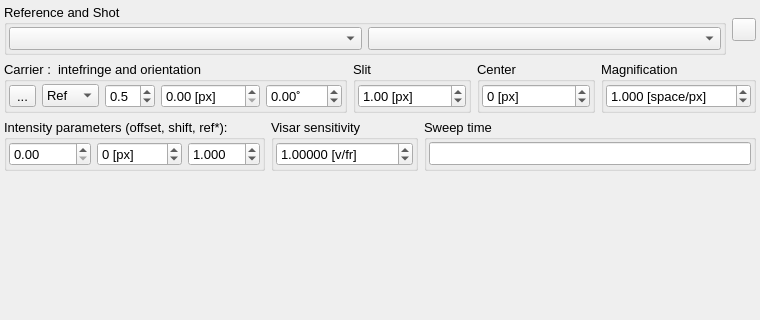
Before: the Qt Designer form plugins/Visar/VisarSettings.ui in NeutrinoToolkit/Neutrino, drawn with Qt 5; both pictures show x 0 to 760 and y 0 to 320 of the 760 by 494 pixel window.
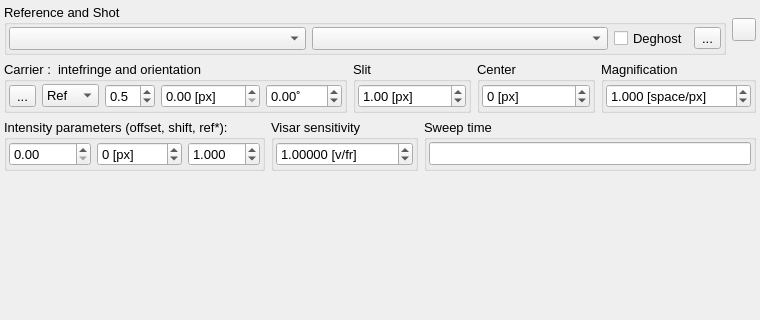
After: the same form once the commit is applied. Icons and pictures are not drawn. Custom widgets are drawn as their Qt base class.

Commit message: Visar: added ghost fringe remove tool

```diff
--- a/plugins/Visar/VisarSettings.ui
+++ b/plugins/Visar/VisarSettings.ui
@@ -189,7 +189,7 @@
          </item>
          <item row="0" column="0" colspan="4">
           <widget class="QWidget" name="widget_3" native="true">
-           <layout class="QHBoxLayout" name="horizontalLayout_3" stretch="1,0">
+           <layout class="QHBoxLayout" name="horizontalLayout_3" stretch="0,0">
             <property name="leftMargin">
              <number>0</number>
             </property>
@@ -212,7 +212,7 @@
               <property name="title">
                <string>Reference and Shot</string>
               </property>
-              <layout class="QGridLayout" name="gridLayout" columnstretch="0,0">
+              <layout class="QGridLayout" name="gridLayout" columnstretch="1,1,0,0,0">
                <property name="leftMargin">
                 <number>2</number>
                </property>
@@ -245,6 +245,30 @@
                  </property>
                 </widget>
                </item>
+               <item row="0" column="3">
+                <widget class="QCheckBox" name="DeghostCheck">
+                 <property name="text">
+                  <string>Deghost</string>
+                 </property>
+                 <property name="neutrinoSave" stdset="0">
+                  <bool>true</bool>
+                 </property>
+                </widget>
+               </item>
+               <item row="0" column="4">
+                <widget class="QToolButton" name="Deghost">
+                 <property name="text">
+                  <string>...</string>
+                 </property>
+                 <property name="icon">
+                  <iconset resource="../../../build-neutrinoMaster-Brew-Debug/src/qrc/icons.qrc">
+                   <normaloff>:/icons/region.png</normaloff>:/icons/region.png</iconset>
+                 </property>
+                 <property name="checkable">
+                  <bool>false</bool>
+                 </property>
+                </widget>
+               </item>
               </layout>
              </widget>
             </item>
```
Left out of the diff: 3 changed lines with no effect on the pictures. The commit also changes 6 other files.
